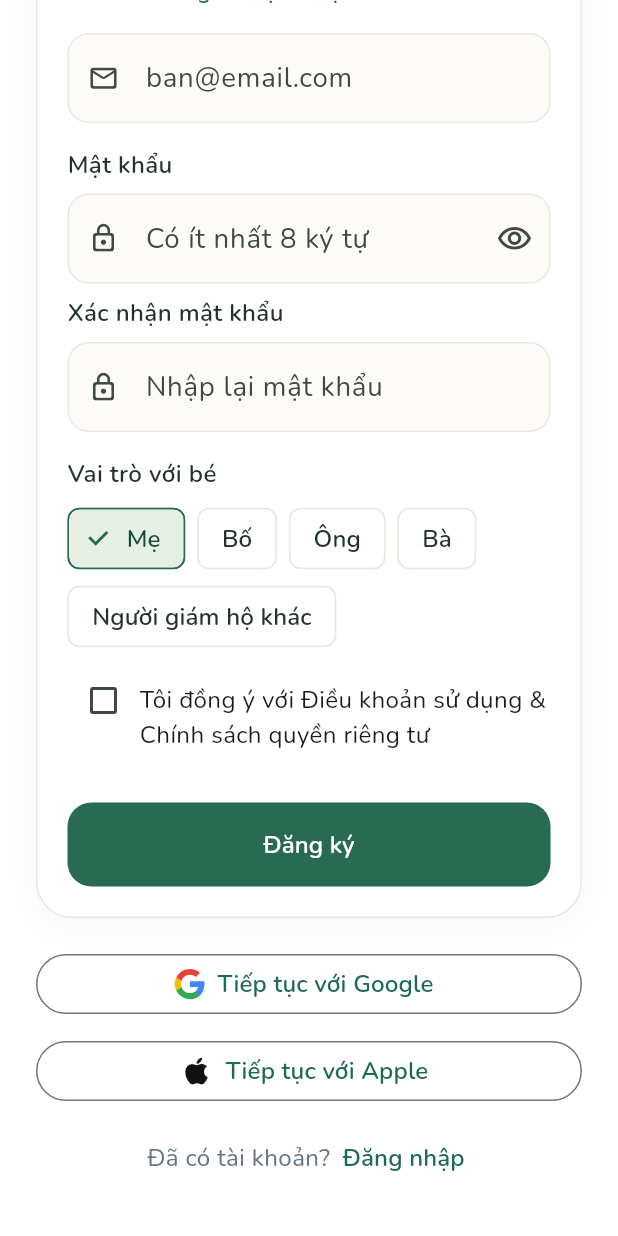
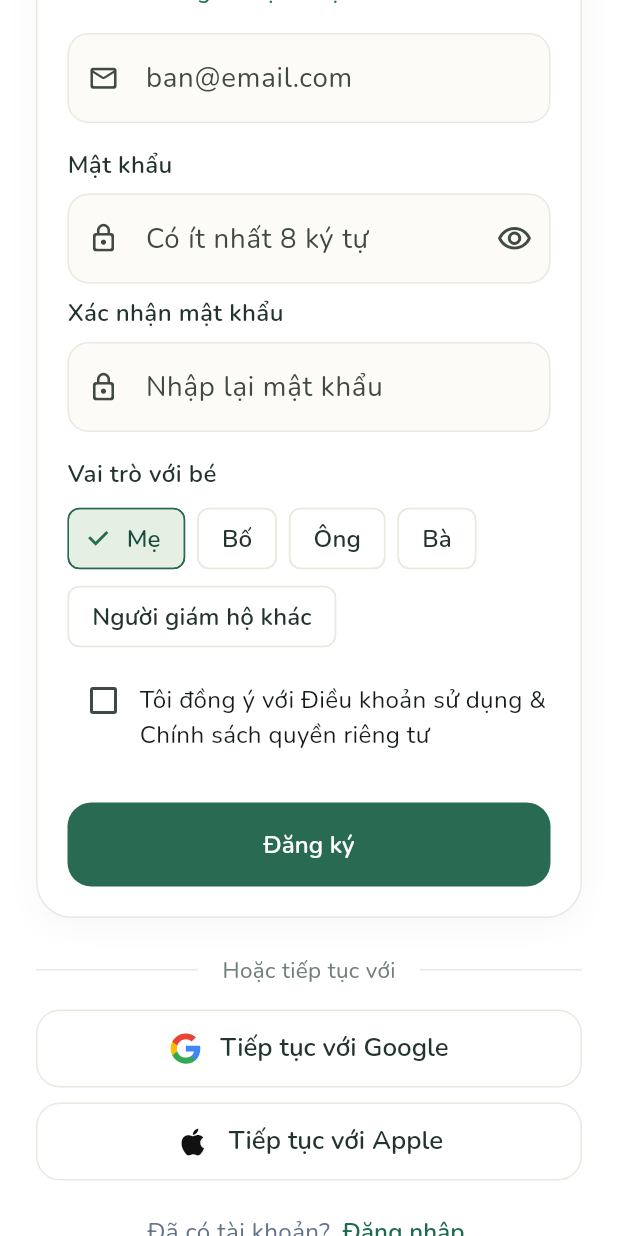
Before and after one commit to Hoa105/track-children, a Flutter app: the SignUpScreen screen opened directly with empty values, scrolled down 362 dp, on a phone screen of 412 x 824 dp. Run offline on Flutter 3.47's test engine with Material 3 defaults, Android fonts, the phone set to English and light mode, and no system bars; our stand-ins replace flutter_secure_storage, flutter_svg, google_sign_in, image_picker, shared_preferences, sign_in_with_apple; accounts and stored records are empty; network calls fail.

Commit message:
fix(mobile): align signup Google and Apple buttons with login

```diff
--- a/mobile/lib/features/auth/sign_up_screen.dart
+++ b/mobile/lib/features/auth/sign_up_screen.dart
@@ -530,20 +530,67 @@ class _SignUpScreenState extends State<SignUpScreen> {
                         ),
                       ),
                     ),
-                    const SizedBox(height: 20),
-                    for (final provider in [
+                    const SizedBox(height: 24),
+                    const Row(
+                      children: [
+                        Expanded(child: Divider(color: AppColors.border)),
+                        Padding(
+                          padding: EdgeInsets.symmetric(horizontal: 16),
+                          child: Text(
+                            'Ho\u1eb7c ti\u1ebfp t\u1ee5c v\u1edbi',
+                            style: TextStyle(
+                              fontFamily: 'Nunito',
+                              fontSize: 13,
+                              color: AppColors.textSecondary,
+                            ),
+                          ),
+                        ),
+                        Expanded(child: Divider(color: AppColors.border)),
+                      ],
+                    ),
+                    const SizedBox(height: 16),
+                    for (final provider in const [
                       SocialProvider.google,
                       SocialProvider.apple,
                     ]) ...[
                       SizedBox(
                         width: double.infinity,
-                        child: OutlinedButton.icon(
+                        child: OutlinedButton(
                           onPressed: _isSubmitting
                               ? null
                               : () => _socialRegister(provider),
-                          icon: SocialProviderIcon(provider: provider),
-                          label: Text(
-                            'Tiếp tục với ${provider == SocialProvider.google ? 'Google' : 'Apple'}',
+                          style: OutlinedButton.styleFrom(
+                            minimumSize: const Size(0, 52),
+                            padding: const EdgeInsets.symmetric(
+                              horizontal: 20,
+                              vertical: 14,
+                            ),
+                            backgroundColor: AppColors.surface,
+                            foregroundColor: AppColors.textPrimary,
+                            side: const BorderSide(color: AppColors.border),
+                            shape: RoundedRectangleBorder(
+                              borderRadius: BorderRadius.circular(16),
+                            ),
+                            textStyle: const TextStyle(
+                              fontFamily: 'Nunito',
+                              fontSize: 15,
+                              fontWeight: FontWeight.w600,
+                            ),
+                          ),
+                          child: Row(
+                            mainAxisAlignment: MainAxisAlignment.center,
+                            children: [
+                              ExcludeSemantics(
+                                child: SocialProviderIcon(provider: provider),
+                              ),
+                              const SizedBox(width: 12),
+                              Flexible(
+                                child: Text(
+                                  'Ti\u1ebfp t\u1ee5c v\u1edbi ${provider == SocialProvider.google ? 'Google' : 'Apple'}',
+                                  textAlign: TextAlign.center,
+                                ),
+                              ),
+                            ],
                           ),
                         ),
                       ),
```
